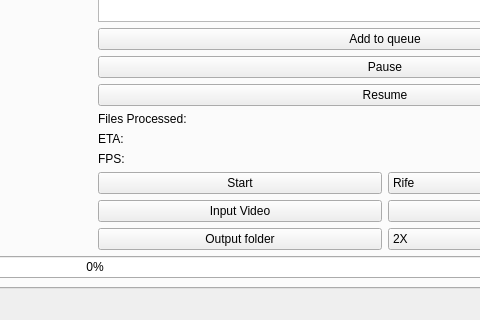
Before: the Qt Designer form mainwindow.ui in TNTwise/REAL-Video-Enhancer, drawn with Qt 5; both pictures show x 502 to 982 and y 298 to 618 of the 1194 by 618 pixel window.
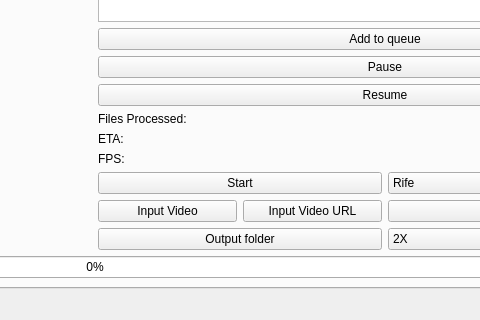
After: the same form once the commit is applied. Icons and pictures are not drawn.

The edit to the form file:
```diff
--- a/mainwindow.ui
+++ b/mainwindow.ui
@@ -187,11 +187,22 @@
                  </widget>
                 </item>
                 <item>
+                 <layout class="QHBoxLayout" name="horizontalLayout_4">
+                  <item>
                  <widget class="QPushButton" name="Input_video_rife">
                   <property name="text">
                    <string>Input Video</string>
                   </property>
                  </widget>
+                  </item>
+                  <item>
+                   <widget class="QPushButton" name="Input_video_rife_url">
+                    <property name="text">
+                     <string>Input Video URL</string>
+                    </property>
+                   </widget>
+                  </item>
+                 </layout>
                 </item>
                 <item>
                  <widget class="QPushButton" name="Output_folder_rife">
```
Lines whose indentation alone changed are shown as unchanged.
